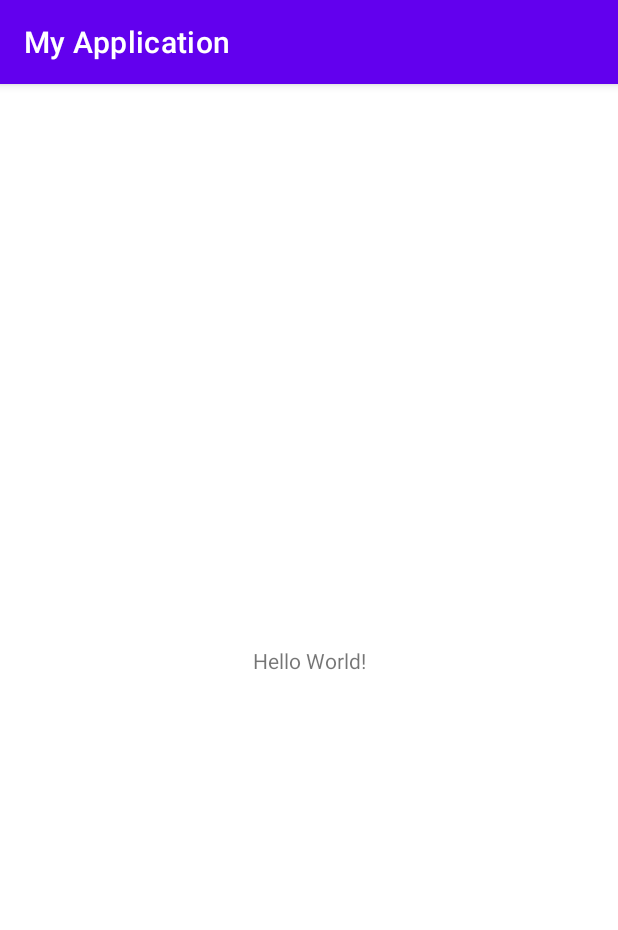
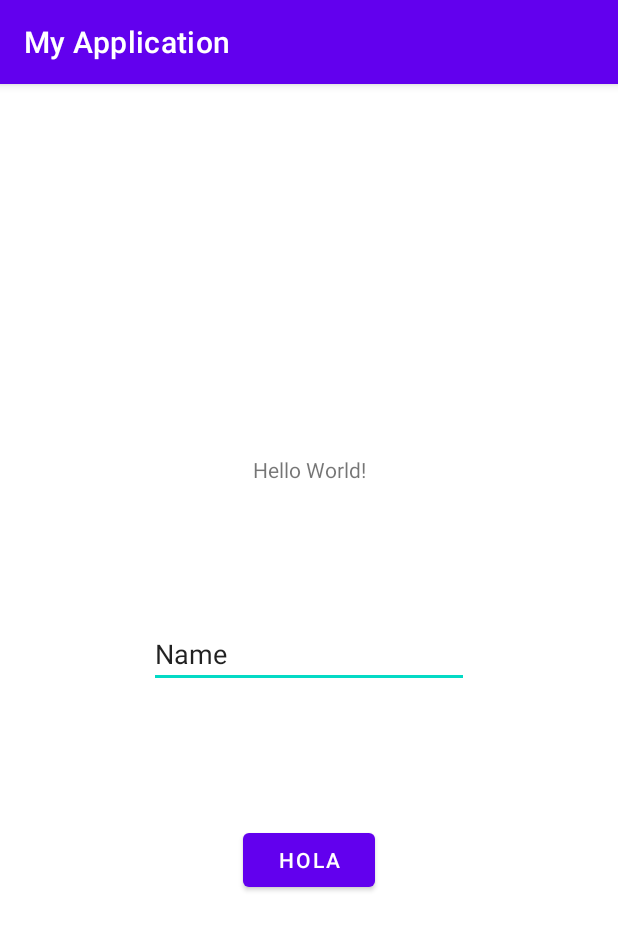
Before and after one commit to Lavizth/DAM, an Android app: the screen it shows after launch (MainActivity), on a phone screen of 412 x 824 dp. Shown: the top 930 px of the screen. Run offline under Robolectric (Android 15) with nearby library versions, the phone set to English and light mode, and no system bars.

Commit message:
Añadido ejercicio de introduccion de android

```diff
--- a/DAM2/PMDM/Ejercicios/app/src/main/java/com/example/myapplication/MainActivity.java
+++ b/DAM2/PMDM/Ejercicios/app/src/main/java/com/example/myapplication/MainActivity.java
@@ -3,6 +3,9 @@ package com.example.myapplication;
 import androidx.appcompat.app.AppCompatActivity;
 
 import android.os.Bundle;
+import android.widget.Button;
+import android.widget.EditText;
+import android.widget.TextView;
 
 public class MainActivity extends AppCompatActivity {
 
@@ -10,5 +13,13 @@ public class MainActivity extends AppCompatActivity {
     protected void onCreate(Bundle savedInstanceState) {
         super.onCreate(savedInstanceState);
         setContentView(R.layout.activity_main);
+
+        Button boton1 = findViewById(R.id.button3);
+        TextView texto = findViewById(R.id.textView);
+        EditText textoEditable = findViewById(R.id.editText);
+
+        boton1.setText("Hola");
+
+        boton1.setOnClickListener(new MyOnClickListener(texto, textoEditable));
     }
 }
--- /dev/null
+++ b/DAM2/PMDM/Ejercicios/app/src/main/java/com/example/myapplication/MyOnClickListener.java
@@ -0,0 +1,38 @@
+package com.example.myapplication;
+
+import android.view.View;
+import android.widget.Button;
+import android.widget.EditText;
+import android.widget.TextView;
+
+public class MyOnClickListener implements View.OnClickListener {
+
+    private TextView texto;
+    private Button boton;
+    private int i = 0;
+    private EditText textoEditable;
+
+    public MyOnClickListener(TextView texto, EditText textoEditable) {
+        this.texto = texto;
+        this.textoEditable = textoEditable;
+    }
+
+    @Override
+    public void onClick(View v) {
+        //((Button)v.setText("Boton clicado"))
+
+        //texto.setText(""+i);
+        //i++;
+
+        //((Button)v).setVisibility(View.INVISIBLE);
+
+        boton = (Button)v;
+
+        //boton.setVisibility(View.INVISIBLE);
+        //texto.setVisibility(View.GONE);
+
+
+        texto.setText(textoEditable.getText());
+    }
+
+}
--- a/DAM2/PMDM/Ejercicios/app/src/main/res/layout/activity_main.xml
+++ b/DAM2/PMDM/Ejercicios/app/src/main/res/layout/activity_main.xml
@@ -7,12 +7,36 @@
     tools:context=".MainActivity">
 
     <TextView
+        android:id="@+id/textView"
         android:layout_width="wrap_content"
         android:layout_height="wrap_content"
         android:text="Hello World!"
         app:layout_constraintBottom_toBottomOf="parent"
         app:layout_constraintEnd_toEndOf="parent"
         app:layout_constraintStart_toStartOf="parent"
-        app:layout_constraintTop_toTopOf="parent" />
+        app:layout_constraintTop_toTopOf="parent"
+        app:layout_constraintVertical_bias="0.33" />
+
+    <Button
+        android:id="@+id/button3"
+        android:layout_width="wrap_content"
+        android:layout_height="wrap_content"
+        android:text="Button"
+        app:layout_constraintBottom_toBottomOf="parent"
+        app:layout_constraintEnd_toEndOf="parent"
+        app:layout_constraintStart_toStartOf="parent"
+        app:layout_constraintTop_toBottomOf="@+id/textView" />
+
+    <EditText
+        android:id="@+id/editText"
+        android:layout_width="wrap_content"
+        android:layout_height="wrap_content"
+        android:ems="10"
+        android:inputType="textPersonName"
+        android:text="Name"
+        app:layout_constraintBottom_toTopOf="@+id/button3"
+        app:layout_constraintEnd_toEndOf="parent"
+        app:layout_constraintStart_toStartOf="parent"
+        app:layout_constraintTop_toBottomOf="@+id/textView" />
 
 </androidx.constraintlayout.widget.ConstraintLayout>
```
